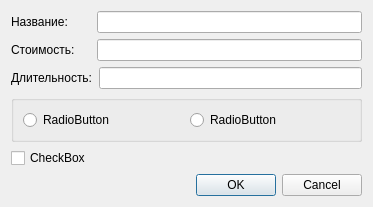
The window that 3_course/1_part/VPandHCI/DB/dialog.ui (Monstruos/Course_projects) describes before a commit, drawn with Qt 5.
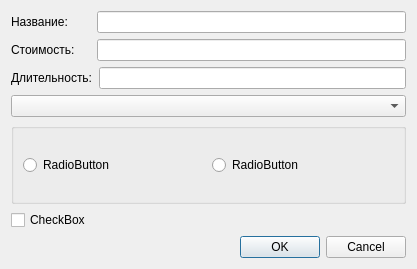
The same window after the commit.

```diff
--- a/3_course/1_part/VPandHCI/DB/dialog.ui
+++ b/3_course/1_part/VPandHCI/DB/dialog.ui
@@ -6,8 +6,8 @@
    <rect>
     <x>0</x>
     <y>0</y>
-    <width>373</width>
-    <height>204</height>
+    <width>417</width>
+    <height>269</height>
    </rect>
   </property>
   <property name="sizePolicy">
@@ -82,6 +82,9 @@
        </item>
       </layout>
      </item>
+     <item>
+      <widget class="QComboBox" name="comboBox"/>
+     </item>
      <item>
       <widget class="QGroupBox" name="radioGroup">
        <layout class="QHBoxLayout" name="horizontalLayout_4">
```
